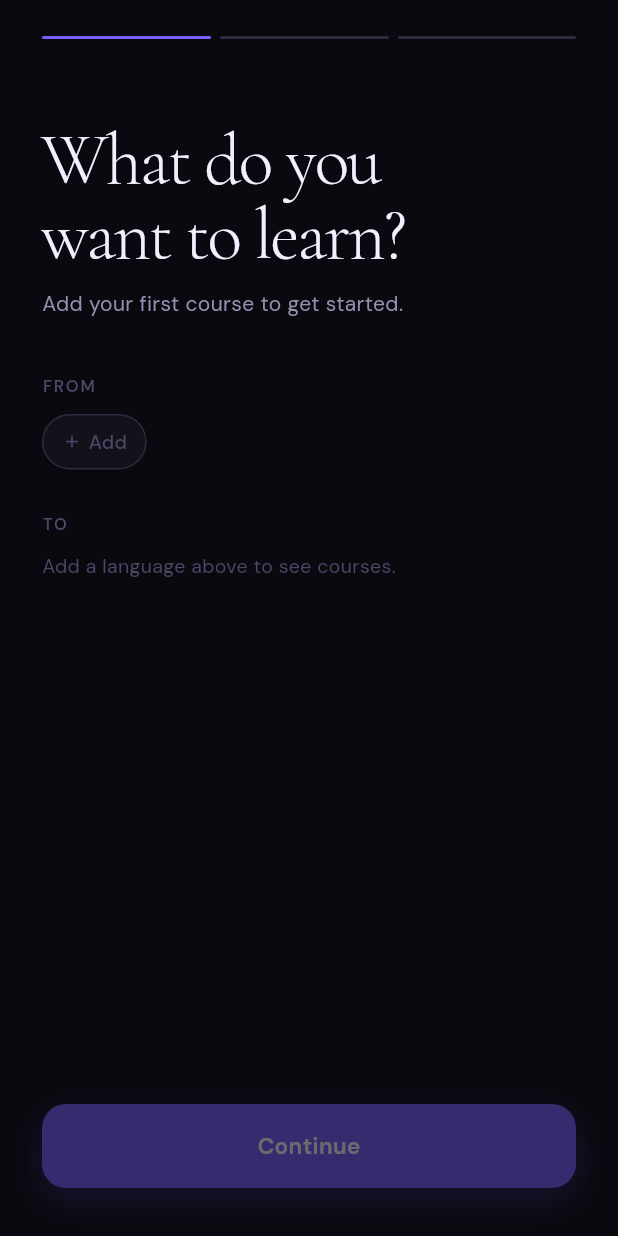
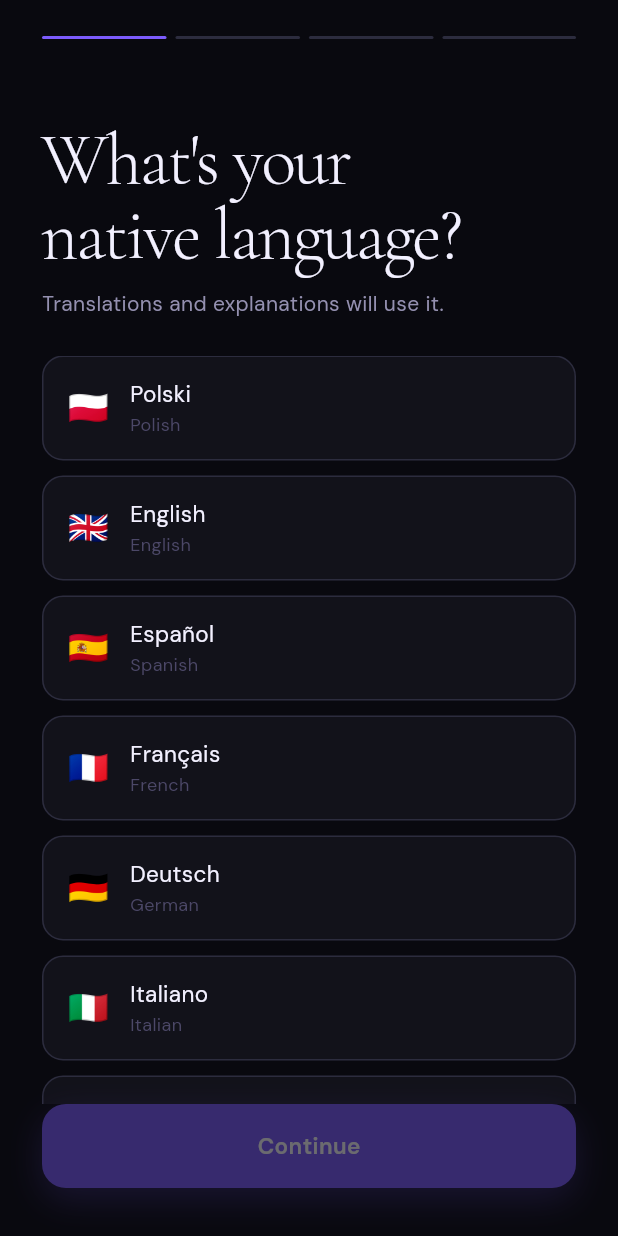
Before and after one commit to piotrfilipiak99-art/talutalu, a Flutter app: the OnboardingScreen screen opened by its route, swiped to page 3, on a phone screen of 412 x 824 dp. Run offline on Flutter 3.47's test engine with Material 3 defaults, Android fonts, the phone set to English and light mode, and no system bars; our stand-ins replace flutter_svg, flutter_tts, google_fonts, shared_preferences; accounts and stored records are empty.

Commit message:
Add native-language step to onboarding
New page between personal info and course picker: full language list with
native names and flags. Stored as nativeLanguage in AppStorage and synced
to the backend like other profile keys.

Co-Authored-By: Claude Fable 5 <noreply@anthropic.com>

```diff
--- a/lib/screens/onboarding_screen.dart
+++ b/lib/screens/onboarding_screen.dart
@@ -27,7 +27,10 @@ class _OnboardingScreenState extends State<OnboardingScreen>
   final TextEditingController _nameCtrl = TextEditingController();
   final TextEditingController _hobbyCtrl = TextEditingController();
 
-  // Page 2 — language
+  // Page 2 — native language
+  String? _nativeLangCode;
+
+  // Page 3 — course
   bool _hasCourse = false;
   List<Map<String, String>> _pickerBases = [];
   List<Map<String, String>> _pickerCourses = [];
@@ -58,7 +61,7 @@ class _OnboardingScreenState extends State<OnboardingScreen>
   }
 
   void _nextPage() {
-    if (_currentPage < 2) {
+    if (_currentPage < 3) {
       _fadeCtrl.reverse().then((_) {
         _pageCtrl.nextPage(
           duration: const Duration(milliseconds: 400),
@@ -80,6 +83,9 @@ class _OnboardingScreenState extends State<OnboardingScreen>
       _nameCtrl.text.trim(),
       _hobbyCtrl.text.trim(),
     );
+    if (_nativeLangCode != null) {
+      await AppStorage.instance.setNativeLanguage(_nativeLangCode!);
+    }
     await AppStorage.instance.saveCourseState(
       bases: _pickerBases,
       courses: _pickerCourses,
@@ -98,6 +104,8 @@ class _OnboardingScreenState extends State<OnboardingScreen>
         return _nameCtrl.text.trim().isNotEmpty &&
             _hobbyCtrl.text.trim().isNotEmpty;
       case 2:
+        return _nativeLangCode != null;
+      case 3:
         return _hasCourse;
       default:
         return false;
@@ -120,6 +128,7 @@ class _OnboardingScreenState extends State<OnboardingScreen>
                 children: [
                   _buildAvatarPage(),
                   _buildPersonalPage(),
+                  _buildNativeLanguagePage(),
                   _buildLanguagePage(),
                 ],
               ),
@@ -136,12 +145,12 @@ class _OnboardingScreenState extends State<OnboardingScreen>
     return Padding(
       padding: const EdgeInsets.symmetric(horizontal: 28),
       child: Row(
-        children: List.generate(3, (i) {
+        children: List.generate(4, (i) {
           final active = i <= _currentPage;
           return Expanded(
             child: Container(
               height: 2,
-              margin: EdgeInsets.only(right: i < 2 ? 6 : 0),
+              margin: EdgeInsets.only(right: i < 3 ? 6 : 0),
               decoration: BoxDecoration(
                 color: active ? AppColors.primary : AppColors.border,
                 borderRadius: BorderRadius.circular(2),
@@ -395,7 +404,102 @@ class _OnboardingScreenState extends State<OnboardingScreen>
     );
   }
 
-  // ── Page 2: Language ────────────────────────────────────────────────────────
+  // ── Page 2: Native language ─────────────────────────────────────────────────
+
+  Widget _buildNativeLanguagePage() {
+    return FadeTransition(
+      opacity: _fadeAnim,
+      child: Column(
+        crossAxisAlignment: CrossAxisAlignment.start,
+        children: [
+          Padding(
+            padding: const EdgeInsets.fromLTRB(28, 56, 28, 0),
+            child: Column(
+              crossAxisAlignment: CrossAxisAlignment.start,
+              children: [
+                Text(
+                  'What\'s your\nnative language?',
+                  style: Theme.of(context).textTheme.displayMedium,
+                ),
+                const SizedBox(height: 10),
+                Text(
+                  'Translations and explanations will use it.',
+                  style: Theme.of(context).textTheme.bodyMedium,
+                ),
+                const SizedBox(height: 24),
+              ],
+            ),
+          ),
+          Expanded(
+            child: ListView.separated(
+              padding: const EdgeInsets.fromLTRB(28, 0, 28, 32),
+              itemCount: availableLanguages.length,
+              separatorBuilder: (_, _) => const SizedBox(height: 10),
+              itemBuilder: (_, i) {
+                final lang = availableLanguages[i];
+                final isSelected = _nativeLangCode == lang['code'];
+                return GestureDetector(
+                  onTap: () =>
+                      setState(() => _nativeLangCode = lang['code']),
+                  child: AnimatedContainer(
+                    duration: const Duration(milliseconds: 180),
+                    padding: const EdgeInsets.symmetric(
+                        horizontal: 16, vertical: 14),
+                    decoration: BoxDecoration(
+                      color: isSelected ? AppColors.card : AppColors.surface,
+                      borderRadius: BorderRadius.circular(14),
+                      border: Border.all(
+                        color: isSelected
+                            ? AppColors.primary
+                            : AppColors.border,
+                        width: isSelected ? 1.5 : 1,
+                      ),
+                    ),
+                    child: Row(
+                      children: [
+                        Text(lang['flag']!,
+                            style: const TextStyle(fontSize: 22)),
+                        const SizedBox(width: 14),
+                        Expanded(
+                          child: Column(
+                            crossAxisAlignment: CrossAxisAlignment.start,
+                            children: [
+                              Text(
+                                lang['native']!,
+                                style: GoogleFonts.dmSans(
+                                  color: AppColors.text,
+                                  fontSize: 15,
+                                  fontWeight: isSelected
+                                      ? FontWeight.w600
+                                      : FontWeight.w400,
+                                ),
+                              ),
+                              Text(
+                                lang['name']!,
+                                style: GoogleFonts.dmSans(
+                                  color: AppColors.text3,
+                                  fontSize: 12,
+                                ),
+                              ),
+                            ],
+                          ),
+                        ),
+                        if (isSelected)
+                          const Icon(Icons.check_circle_rounded,
+                              color: AppColors.primary, size: 20),
+                      ],
+                    ),
+                  ),
+                );
+              },
+            ),
+          ),
+        ],
+      ),
+    );
+  }
+
+  // ── Page 3: Course ──────────────────────────────────────────────────────────
 
   Widget _buildLanguagePage() {
     return FadeTransition(
@@ -459,7 +563,7 @@ class _OnboardingScreenState extends State<OnboardingScreen>
             ),
             alignment: Alignment.center,
             child: Text(
-              _currentPage < 2 ? 'Continue' : 'Get Started',
+              _currentPage < 3 ? 'Continue' : 'Get Started',
               style: GoogleFonts.dmSans(
                 color: Colors.white,
                 fontSize: 15,
--- a/lib/services/app_storage.dart
+++ b/lib/services/app_storage.dart
@@ -62,7 +62,9 @@ class AppStorage {
   };
   static const _boolKeys = {'darkMode', 'notificationsEnabled', 'reminderEnabled'};
   static const _intKeys = {'reminderHour', 'reminderMinute', 'selectedAvatar'};
-  static const _stringKeys = {'userName', 'userHobby', 'appLanguage', 'selectedBase'};
+  static const _stringKeys = {
+    'userName', 'userHobby', 'appLanguage', 'selectedBase', 'nativeLanguage',
+  };
 
   Timer? _syncDebounce;
   final syncError = ValueNotifier<String?>(null);
@@ -194,6 +196,14 @@ class AppStorage {
     _touch('reminderEnabled');
     _touch('reminderHour');
     _touch('reminderMinute');
+  }
+
+  // ── Native language (mother tongue, asked during onboarding) ───────────────
+
+  String? get nativeLanguage => _p.getString('nativeLanguage');
+  Future<void> setNativeLanguage(String code) async {
+    await _p.setString('nativeLanguage', code);
+    _touch('nativeLanguage');
   }
 
   // ── App language (UI language, not the learning target) ────────────────────
```
Also changed, not shown: 1 other file.
